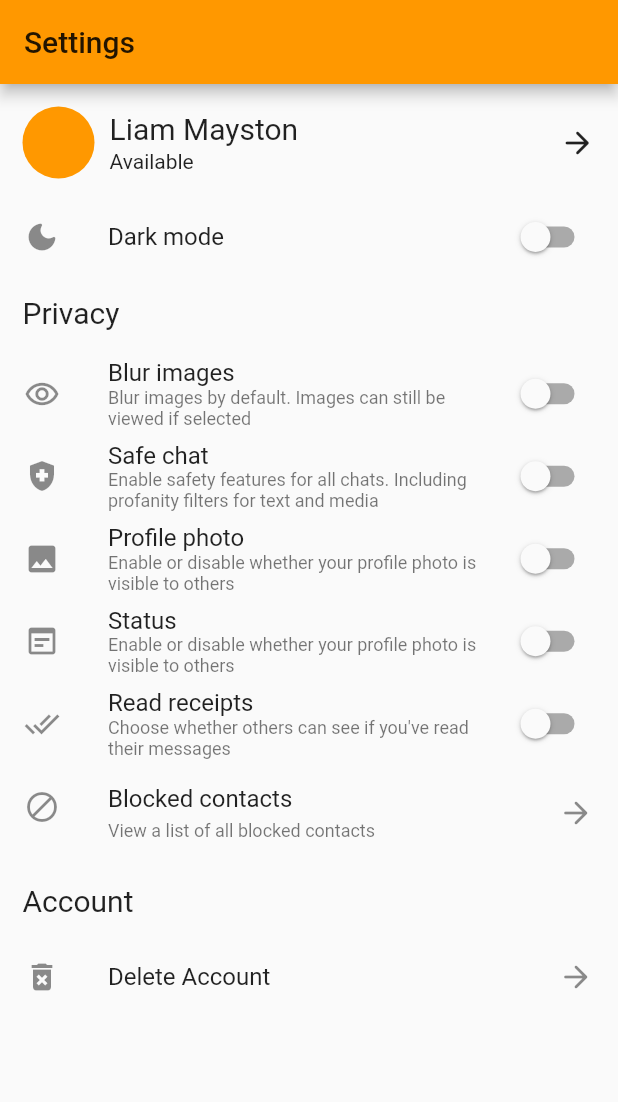
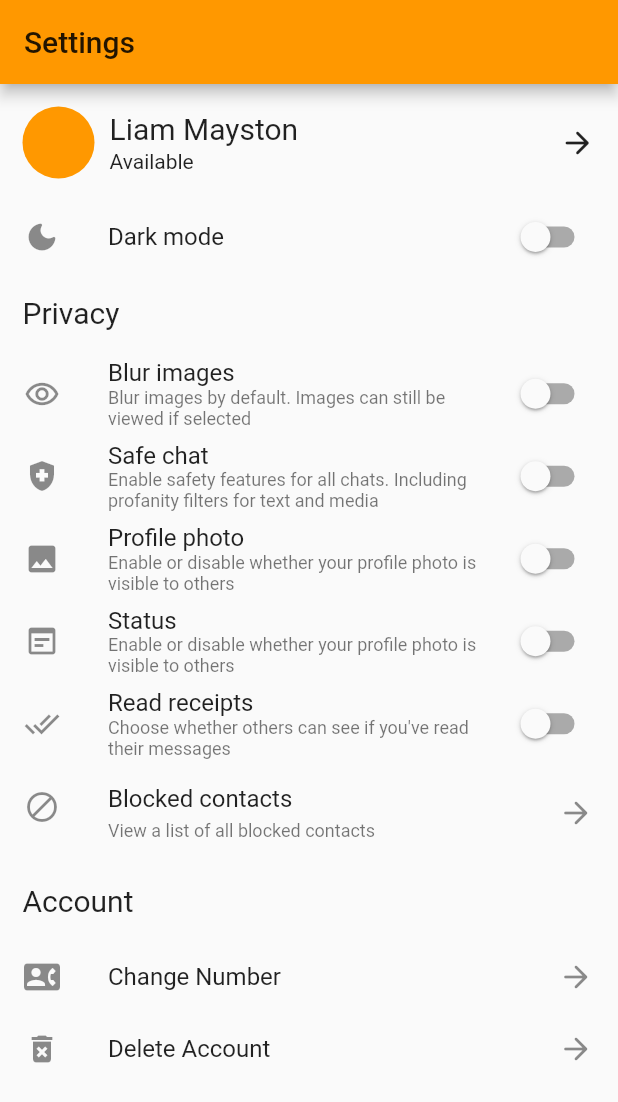
Before and after one commit to COS301-SE-2021/Atbash, a Flutter app: the screen it shows after launch, on a phone screen of 412 x 824 dp. Shown: the top 1102 px of the screen. Run offline on Flutter 3.47's test engine with Material 2 defaults, Android fonts, the phone set to English and light mode, and no system bars; our stand-ins replace country_code_picker, firebase_core, firebase_messaging, flutter_local_notifications, flutter_mobx, flutter_secure_storage and 7 more; missing offline and left inert: cryptography; accounts and stored records are empty; generated files the repository leaves out were written again.

Commit message:
SettingsPage.dart. Created Account subsection and added change number button.

```diff
--- a/mobile_ui/lib/pages/SettingsPage.dart
+++ b/mobile_ui/lib/pages/SettingsPage.dart
@@ -184,6 +184,16 @@ class _SettingsPageState extends State<SettingsPage> {
               ),
             ),
             ListTile(
+              leading: Icon(Icons.contact_phone),
+              title: Text(
+                "Change Number",
+                style: TextStyle(fontSize: 16),
+              ),
+              trailing: Icon(Icons.arrow_forward_rounded),
+              onTap: () {},
+              dense: true,
+            ),
+            ListTile(
               leading: Icon(Icons.delete_forever),
               title: Text(
                 "Delete Account",
```
